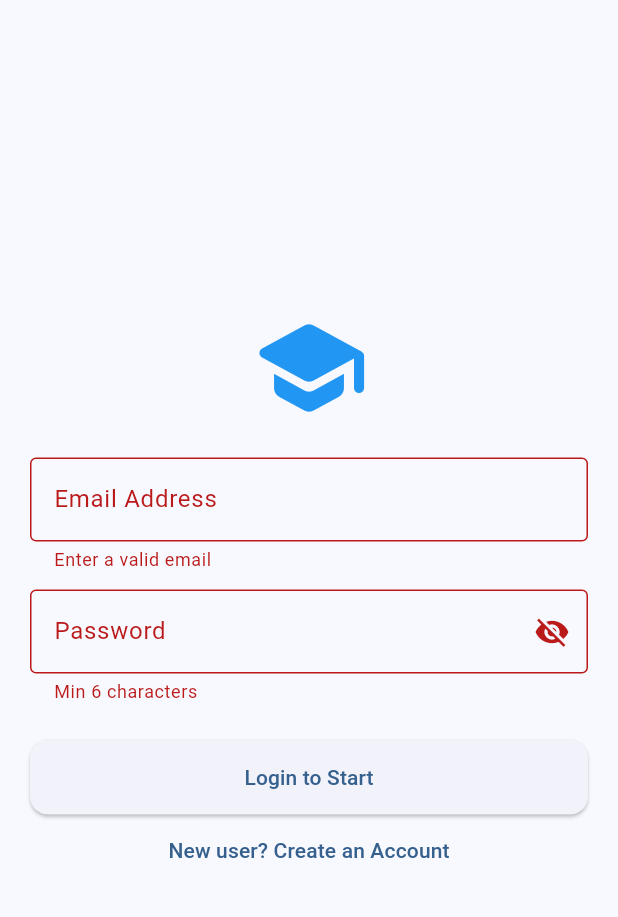
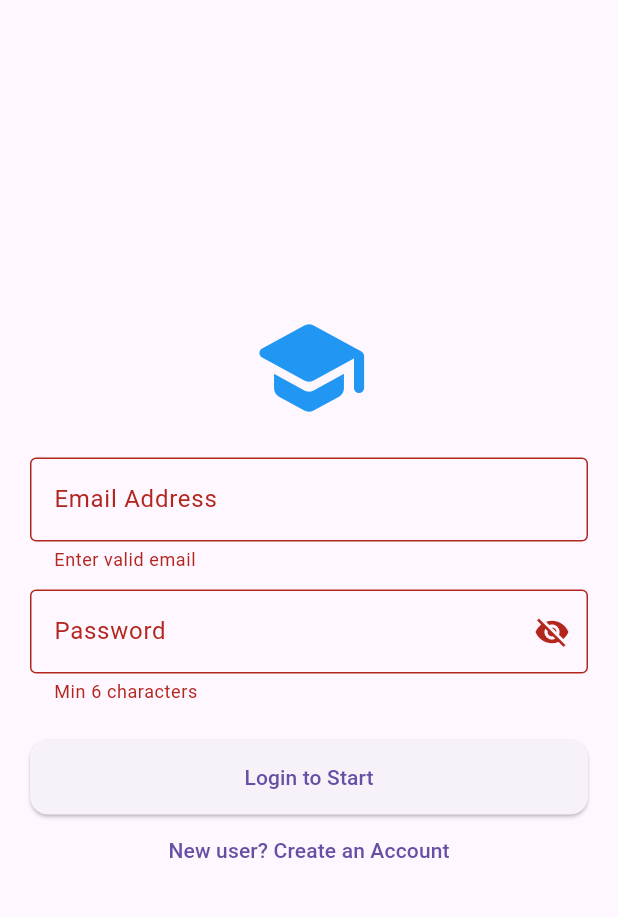
Before and after one commit to jmburnitdown-ops/quiz-app-int2-final, a Flutter app: the screen it shows after launch, after a tap on "Login to Start", on a phone screen of 412 x 824 dp, the part 63-980 px from its top. Run offline on Flutter 3.47's test engine with Material 3 defaults, Android fonts, the phone set to English and light mode, and no system bars; our stand-ins replace cloud_firestore, firebase_auth, firebase_core, flutter_secure_storage; accounts and stored records are empty.

```diff
--- a/lib/main.dart
+++ b/lib/main.dart
@@ -1,64 +1,41 @@
 import 'package:flutter/material.dart';
 import 'package:firebase_core/firebase_core.dart';
 import 'package:provider/provider.dart';
-import 'package:quiz_app/providers/quiz_provider.dart';
-import 'package:quiz_app/screens/login_screen.dart';
-// IMPORTANT: This file was created when you finished 'flutterfire configure'
 import 'firebase_options.dart';
+import 'providers/quiz_provider.dart';
+import 'screens/login_screen.dart';
 
 void main() async {
-  try {
   WidgetsFlutterBinding.ensureInitialized();
 
-    // Core Requirement: Initialize Firebase using the auto-generated options
-    // This satisfies the Firebase Bonus (+10 pts) correctly for all platforms
+  // Initializes Firebase for Auth and Firestore
   await Firebase.initializeApp(
     options: DefaultFirebaseOptions.currentPlatform,
   );
 
-    runApp(
-      ChangeNotifierProvider(
-        create: (_) => QuizProvider(),
-        child: const QuizApp(),
-      ),
-    );
-  } catch (e) {
-    // Security Goal 1: Graceful error handling
-    debugPrint("Firebase initialization failed: $e");
-
-    runApp(MaterialApp(
-      debugShowCheckedModeBanner: false,
-      home: Scaffold(
-        body: Center(
-          child: Padding(
-            padding: const EdgeInsets.all(20.0),
-            child: Text(
-              "Initialization Error: Ensure Firebase is configured and you have an internet connection.",
-              textAlign: TextAlign.center,
-              style: TextStyle(color: Colors.red[700]),
-            ),
-          ),
-        ),
-      ),
-    ));
-  }
+  runApp(const MyApp());
 }
 
-class QuizApp extends StatelessWidget {
-  const QuizApp({super.key});
+class MyApp extends StatelessWidget {
+  const MyApp({super.key});
 
   @override
   Widget build(BuildContext context) {
-    return MaterialApp(
+    return MultiProvider(
+      providers: [
+        // Links the QuizProvider to the app for category and score management
+        ChangeNotifierProvider(create: (_) => QuizProvider()),
+      ],
+      child: MaterialApp(
+        title: 'Integrative Programming Quiz',
         debugShowCheckedModeBanner: false,
-      title: 'Security Quiz App',
         theme: ThemeData(
-        // Optimization: Material 3 Seed-based colors
-        colorScheme: ColorScheme.fromSeed(seedColor: Colors.blue),
+          primarySwatch: Colors.blue,
           useMaterial3: true,
         ),
-      // Core Requirement: Navigation starting point (10 pts)
+        // Sets the LoginScreen as the initial page
         home: const LoginScreen(),
+      ),
     );
   }
 }
--- a/lib/screens/login_screen.dart
+++ b/lib/screens/login_screen.dart
@@ -1,74 +1,54 @@
 import 'package:flutter/material.dart';
 import 'package:firebase_auth/firebase_auth.dart';
-import 'package:cloud_firestore/cloud_firestore.dart'; // [cite: 3]
-import 'quiz_screen.dart';
+import 'package:cloud_firestore/cloud_firestore.dart';
+import 'category_screen.dart'; // Updated import
 
 class LoginScreen extends StatefulWidget {
   const LoginScreen({super.key});
-
   @override
   State<LoginScreen> createState() => _LoginScreenState();
 }
 
 class _LoginScreenState extends State<LoginScreen> {
-  final _formkey = GlobalKey<FormState>(); // [cite: 10]
-
-  // Controllers for authentication and profile details [cite: 12, 13, 15, 16, 17]
+  final _formkey = GlobalKey<FormState>();
   final _emailController = TextEditingController();
   final _passwordController = TextEditingController();
   final _firstNameController = TextEditingController();
   final _lastNameController = TextEditingController();
   final _schoolIdController = TextEditingController();
+  bool _isLoading = false;
+  bool _isSignUp = false;
+  bool _obscurePassword = true;
 
-  bool _isLoading = false; // [cite: 18]
-  bool _isSignUp = false; // [cite: 19]
-  bool _obscurePassword = true; // [cite: 20]
-
-  // Helper for showing feedback [cite: 21]
   void _showMessage(String message, {bool isError = false}) {
-    ScaffoldMessenger.of(context).showSnackBar(
-      SnackBar(
-        content: Text(message),
-        backgroundColor: isError ? Colors.red : Colors.green, // [cite: 25]
-      ),
-    );
+    ScaffoldMessenger.of(context).showSnackBar(SnackBar(content: Text(message), backgroundColor: isError ? Colors.red : Colors.green));
   }
 
-  // Handle Registration with Firestore Profile Storage [cite: 29]
   Future<void> _handleSignUp() async {
     if (_formkey.currentState!.validate()) {
       setState(() => _isLoading = true);
       try {
-        // 1. Create User in Firebase Auth [cite: 33, 34]
-        UserCredential userCredential = await FirebaseAuth.instance
-            .createUserWithEmailAndPassword(
+        UserCredential userCredential = await FirebaseAuth.instance.createUserWithEmailAndPassword(
           email: _emailController.text.trim(),
           password: _passwordController.text.trim(),
         );
-
-        // 2. Save Profile Details to Firestore linked by UID [cite: 39, 41]
-        await FirebaseFirestore.instance
-            .collection('users')
-            .doc(userCredential.user!.uid)
-            .set({
-          'firstName': _firstNameController.text.trim(), // [cite: 42]
-          'lastName': _lastNameController.text.trim(), // [cite: 43]
-          'schoolId': _schoolIdController.text.trim(), // [cite: 44]
-          'email': _emailController.text.trim(), // [cite: 46]
-          'createdAt': FieldValue.serverTimestamp(), // [cite: 47]
-        });
-
-        _showMessage("Account created successfully!"); // [cite: 48]
-        if (mounted) _navigateToQuiz();
+        await FirebaseFirestore.instance.collection('users').doc(userCredential.user!.uid).set({
+          'firstName': _firstNameController.text.trim(),
+          'lastName': _lastNameController.text.trim(),
+          'schoolId': _schoolIdController.text.trim(),
+          'email': _emailController.text.trim(),
+          'createdAt': FieldValue.serverTimestamp(),
+        }); // [cite: 404, 408]
+        _showMessage("Account created successfully!");
+        if (mounted) _navigateToHome();
       } on FirebaseAuthException catch (e) {
-        _showMessage(e.message ?? "Registration failed", isError: true); // [cite: 56]
+        _showMessage(e.message ?? "Registration failed", isError: true);
       } finally {
-        if (mounted) setState(() => _isLoading = false); // [cite: 58]
+        if (mounted) setState(() => _isLoading = false);
       }
     }
   }
 
-  // Handle standard Login [cite: 62]
   Future<void> _handleLogin() async {
     if (_formkey.currentState!.validate()) {
       setState(() => _isLoading = true);
@@ -77,103 +57,56 @@ class _LoginScreenState extends State<LoginScreen> {
           email: _emailController.text.trim(),
           password: _passwordController.text.trim(),
         );
-        if (mounted) _navigateToQuiz();
+        if (mounted) _navigateToHome();
       } on FirebaseAuthException catch (e) {
-        _showMessage("Invalid email or password", isError: true); // [cite: 76]
+        _showMessage("Invalid email or password", isError: true);
       } finally {
-        if (mounted) setState(() => _isLoading = false); // [cite: 78]
+        if (mounted) setState(() => _isLoading = false);
       }
     }
   }
 
-  void _navigateToQuiz() {
-    Navigator.pushReplacement(
-      context,
-      MaterialPageRoute(builder: (context) => const QuizScreen()), // [cite: 54, 74]
-    );
+  void _navigateToHome() {
+    Navigator.pushReplacement(context, MaterialPageRoute(builder: (context) => const CategoryScreen())); // Navigates to Category Selection [cite: 442]
   }
 
   @override
   Widget build(BuildContext context) {
     return Scaffold(
-      appBar: AppBar(title: Text(_isSignUp ? 'Create Account' : 'Secure Quiz Login')), // [cite: 85]
+      appBar: AppBar(title: Text(_isSignUp ? 'Create Account' : 'Secure Quiz Login')),
       body: Center(
         child: SingleChildScrollView(
-          padding: const EdgeInsets.all(20.0), // [cite: 87]
+          padding: const EdgeInsets.all(20.0),
           child: Form(
-            key: _formkey, // [cite: 89]
+            key: _formkey,
             child: Column(
               children: [
-                const Icon(Icons.school_rounded, size: 80, color: Colors.blue), // [cite: 92]
+                const Icon(Icons.school_rounded, size: 80, color: Colors.blue),
                 const SizedBox(height: 20),
-
-                // Show profile fields only during Sign Up [cite: 93]
                 if (_isSignUp) ...[
-                  TextFormField(
-                    controller: _firstNameController, // [cite: 95]
-                    decoration: const InputDecoration(labelText: 'First Name', border: OutlineInputBorder()),
-                    validator: (v) => v!.isEmpty ? 'Required' : null, // [cite: 99]
-                  ),
+                  TextFormField(controller: _firstNameController, decoration: const InputDecoration(labelText: 'First Name', border: OutlineInputBorder()), validator: (v) => v!.isEmpty ? 'Required' : null),
                   const SizedBox(height: 12),
-                  TextFormField(
-                    controller: _lastNameController, // [cite: 102]
-                    decoration: const InputDecoration(labelText: 'Last Name', border: OutlineInputBorder()),
-                    validator: (v) => v!.isEmpty ? 'Required' : null, // [cite: 106]
-                  ),
+                  TextFormField(controller: _lastNameController, decoration: const InputDecoration(labelText: 'Last Name', border: OutlineInputBorder()), validator: (v) => v!.isEmpty ? 'Required' : null),
                   const SizedBox(height: 12),
-                  TextFormField(
-                    controller: _schoolIdController, // [cite: 109]
-                    decoration: const InputDecoration(
-                      labelText: 'School ID',
-                      hintText: 'e.g. 2022-POB-0281', // [cite: 112]
-                      border: OutlineInputBorder(),
-                    ),
-                    validator: (v) => v!.isEmpty ? 'Required' : null, // [cite: 115]
-                  ),
+                  TextFormField(controller: _schoolIdController, decoration: const InputDecoration(labelText: 'School ID', border: OutlineInputBorder()), validator: (v) => v!.isEmpty ? 'Required' : null),
                   const SizedBox(height: 12),
                 ],
-
-                TextFormField(
-                  controller: _emailController, // [cite: 120]
-                  decoration: const InputDecoration(labelText: 'Email Address', border: OutlineInputBorder()),
-                  validator: (v) => (v == null || !v.contains('@')) ? 'Enter a valid email' : null, // [cite: 123]
-                ),
+                TextFormField(controller: _emailController, decoration: const InputDecoration(labelText: 'Email Address', border: OutlineInputBorder()), validator: (v) => (v == null || !v.contains('@')) ? 'Enter valid email' : null),
                 const SizedBox(height: 12),
                 TextFormField(
-                  controller: _passwordController, // [cite: 127]
-                  obscureText: _obscurePassword, // [cite: 128]
+                  controller: _passwordController,
+                  obscureText: _obscurePassword,
                   decoration: InputDecoration(
                     labelText: 'Password',
                     border: const OutlineInputBorder(),
-                    suffixIcon: IconButton(
-                      icon: Icon(_obscurePassword ? Icons.visibility_off : Icons.visibility), // [cite: 134]
-                      onPressed: () => setState(() => _obscurePassword = !_obscurePassword), // [cite: 135]
-                    ),
+                    suffixIcon: IconButton(icon: Icon(_obscurePassword ? Icons.visibility_off : Icons.visibility), onPressed: () => setState(() => _obscurePassword = !_obscurePassword)),
                   ),
-                  validator: (v) => (v == null || v.length < 6) ? 'Min 6 characters' : null, // [cite: 136]
+                  validator: (v) => (v == null || v.length < 6) ? 'Min 6 characters' : null,
                 ),
                 const SizedBox(height: 24),
-
-                if (_isLoading)
-                  const CircularProgressIndicator() // [cite: 141]
-                else ...[
-                  SizedBox(
-                    width: double.infinity,
-                    height: 50,
-                    child: ElevatedButton(
-                      onPressed: _isSignUp ? _handleSignUp : _handleLogin, // [cite: 147]
-                      style: ElevatedButton.styleFrom(
-                        shape: RoundedRectangleBorder(borderRadius: BorderRadius.circular(12)), // [cite: 150]
-                      ),
-                      child: Text(_isSignUp ? 'Register' : 'Login to Start'), // [cite: 151]
-                    ),
-                  ),
-                  TextButton(
-                    onPressed: () => setState(() => _isSignUp = !_isSignUp), // [cite: 158]
-                    child: Text(_isSignUp
-                      ? 'Already have an account? Login' // [cite: 159]
-                      : 'New user? Create an Account'), // [cite: 160]
-                  ),
+                if (_isLoading) const CircularProgressIndicator() else ...[
+                  SizedBox(width: double.infinity, height: 50, child: ElevatedButton(onPressed: _isSignUp ? _handleSignUp : _handleLogin, style: ElevatedButton.styleFrom(shape: RoundedRectangleBorder(borderRadius: BorderRadius.circular(12))), child: Text(_isSignUp ? 'Register' : 'Login to Start'))),
+                  TextButton(onPressed: () => setState(() => _isSignUp = !_isSignUp), child: Text(_isSignUp ? 'Already have an account? Login' : 'New user? Create an Account')),
                 ],
               ],
             ),
@@ -185,11 +118,11 @@ class _LoginScreenState extends State<LoginScreen> {
 
   @override
   void dispose() {
-    _emailController.dispose(); // [cite: 165]
-    _passwordController.dispose(); // [cite: 166]
-    _firstNameController.dispose(); // [cite: 167]
-    _lastNameController.dispose(); // [cite: 168]
-    _schoolIdController.dispose(); // [cite: 170]
+    _emailController.dispose();
+    _passwordController.dispose();
+    _firstNameController.dispose();
+    _lastNameController.dispose();
+    _schoolIdController.dispose();
     super.dispose();
   }
 }
```
Also changed, not shown: lib/providers/quiz_provider.dart (+197 -51 lines), lib/screens/category_screen.dart (added, +68 -0 lines), lib/screens/profile_screen.dart (+17 -23 lines). Lines whose indentation alone changed are shown as unchanged.
